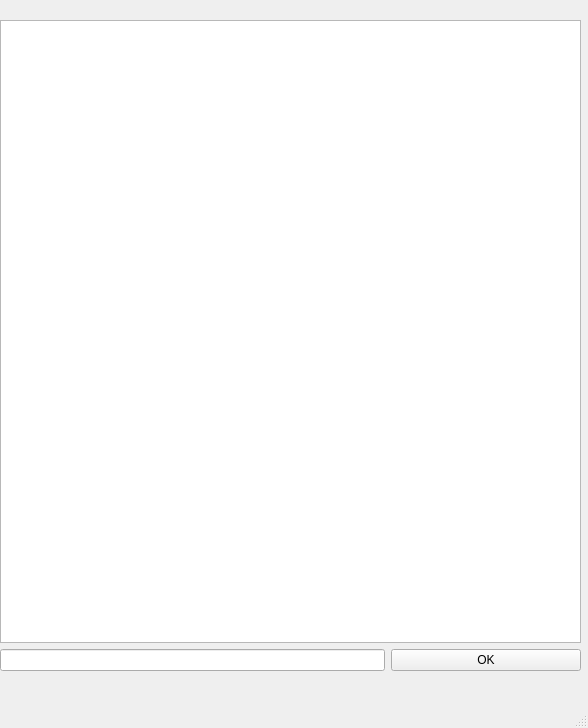
This is sugaroid/gui/ui/main.ui in sugaroidbot/sugaroid as Qt 5 draws it before an edit. The edited form follows.
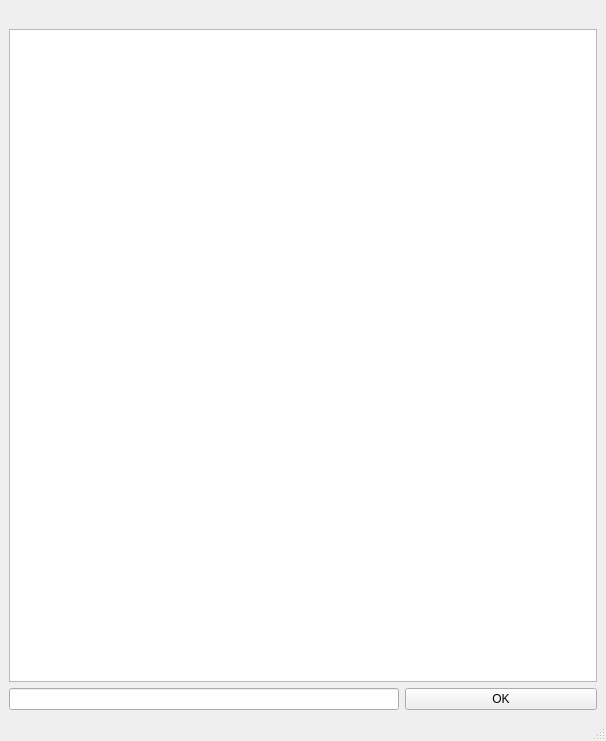
This is the edited form. Icons and pictures are not drawn.

```diff
--- a/sugaroid/gui/ui/main.ui
+++ b/sugaroid/gui/ui/main.ui
@@ -6,8 +6,8 @@
    <rect>
     <x>0</x>
     <y>0</y>
-    <width>588</width>
-    <height>728</height>
+    <width>606</width>
+    <height>741</height>
    </rect>
   </property>
   <property name="windowTitle">
@@ -18,16 +18,12 @@
     <normaloff>:/home/sugaroid.png</normaloff>:/home/sugaroid.png</iconset>
   </property>
   <widget class="QWidget" name="centralwidget">
-   <widget class="QWidget" name="layoutWidget">
-    <property name="geometry">
-     <rect>
-      <x>0</x>
-      <y>0</y>
-      <width>581</width>
-      <height>671</height>
-     </rect>
-    </property>
+   <layout class="QVBoxLayout" name="verticalLayout">
+    <item>
     <layout class="QGridLayout" name="gridLayout">
+      <property name="sizeConstraint">
+       <enum>QLayout::SetMaximumSize</enum>
+      </property>
      <item row="1" column="1">
       <widget class="QLabel" name="label">
        <property name="maximumSize">
@@ -106,7 +102,8 @@
       </widget>
      </item>
     </layout>
-   </widget>
+    </item>
+   </layout>
   </widget>
   <widget class="QMenuBar" name="menubar">
    <property name="geometry">
```
Left out of the diff: 2 changed lines with no effect on the pictures. Lines whose indentation alone changed are shown as unchanged.
